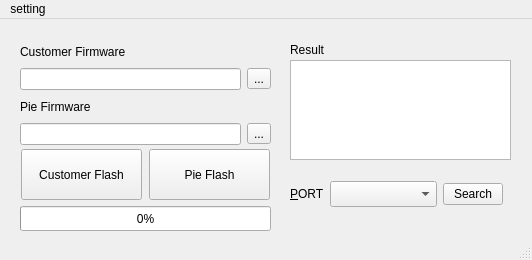
First picture: the form in mainForm.ui, repository wangyixu12/Esp32DownloadTools, before the edit.
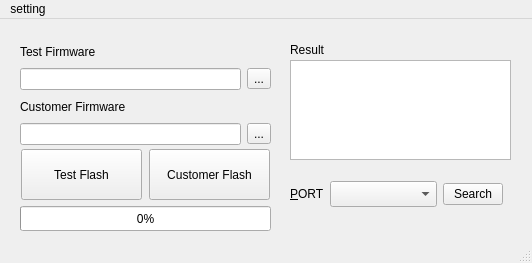
Second picture: the form after the edit.

Commit message: 更换界面接口顺序，写好了验证erase write的程序，下一部写varify的程序

Patch:
```diff
--- a/mainForm.ui
+++ b/mainForm.ui
@@ -7,7 +7,7 @@
     <x>0</x>
     <y>0</y>
     <width>532</width>
-    <height>260</height>
+    <height>263</height>
    </rect>
   </property>
   <property name="sizePolicy">
@@ -44,6 +44,25 @@
     <layout class="QVBoxLayout" name="verticalLayout_5">
      <item>
       <layout class="QHBoxLayout" name="horizontalLayout_2">
+       <item>
+        <widget class="QPushButton" name="pieFlashBtn">
+         <property name="minimumSize">
+          <size>
+           <width>121</width>
+           <height>51</height>
+          </size>
+         </property>
+         <property name="maximumSize">
+          <size>
+           <width>121</width>
+           <height>51</height>
+          </size>
+         </property>
+         <property name="text">
+          <string>Test Flash</string>
+         </property>
+        </widget>
+       </item>
        <item>
         <widget class="QPushButton" name="custFlashBtn">
          <property name="minimumSize">
@@ -63,25 +82,6 @@
          </property>
         </widget>
        </item>
-       <item>
-        <widget class="QPushButton" name="pieFlashBtn">
-         <property name="minimumSize">
-          <size>
-           <width>121</width>
-           <height>51</height>
-          </size>
-         </property>
-         <property name="maximumSize">
-          <size>
-           <width>121</width>
-           <height>51</height>
-          </size>
-         </property>
-         <property name="text">
-          <string>Pie Flash</string>
-         </property>
-        </widget>
-       </item>
       </layout>
      </item>
      <item>
@@ -162,6 +162,27 @@
      </rect>
     </property>
     <layout class="QVBoxLayout" name="verticalLayout_2">
+     <item>
+      <widget class="QLabel" name="label_2">
+       <property name="text">
+        <string>Test Firmware</string>
+       </property>
+      </widget>
+     </item>
+     <item>
+      <layout class="QHBoxLayout" name="horizontalLayout">
+       <item>
+        <widget class="QLineEdit" name="pieFwEdit"/>
+       </item>
+       <item>
+        <widget class="QToolButton" name="pieFwOptBtn">
+         <property name="text">
+          <string>...</string>
+         </property>
+        </widget>
+       </item>
+      </layout>
+     </item>
      <item>
       <widget class="QLabel" name="label">
        <property name="text">
@@ -183,27 +204,6 @@
        </item>
       </layout>
      </item>
-     <item>
-      <widget class="QLabel" name="label_2">
-       <property name="text">
-        <string>Pie Firmware</string>
-       </property>
-      </widget>
-     </item>
-     <item>
-      <layout class="QHBoxLayout" name="horizontalLayout_4">
-       <item>
-        <widget class="QLineEdit" name="pieFwEdit"/>
-       </item>
-       <item>
-        <widget class="QToolButton" name="pieFwOptBtn">
-         <property name="text">
-          <string>...</string>
-         </property>
-        </widget>
-       </item>
-      </layout>
-     </item>
     </layout>
    </widget>
    <widget class="QWidget" name="">
```
Left out of the diff: 6 changed lines with no effect on the pictures. The commit also changes 4 other files.
